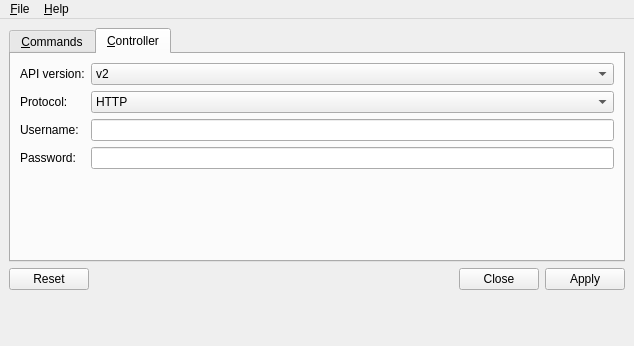
Old version of the form gns3_webclient_pack/ui/main_window.ui in the repository GNS3/gns3-webclient-pack.
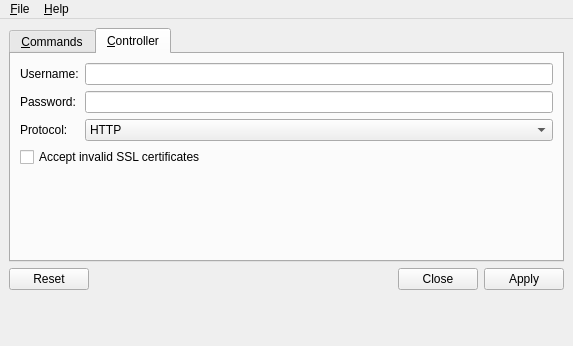
New version of the form. The open tabs and pages were chosen to show the change. Icons and pictures are not drawn.

Commit message: Option to accept invalid SSL certificates and auto detection of API version

Patch:
```diff
--- a/gns3_webclient_pack/ui/main_window.ui
+++ b/gns3_webclient_pack/ui/main_window.ui
@@ -9,7 +9,7 @@
    <rect>
     <x>0</x>
     <y>0</y>
-    <width>634</width>
+    <width>573</width>
     <height>346</height>
    </rect>
   </property>
@@ -214,73 +214,35 @@
         <string>&amp;Controller</string>
        </attribute>
        <layout class="QGridLayout" name="gridLayout">
-        <item row="0" column="0">
-         <widget class="QLabel" name="uiAPIVersionLabel">
-          <property name="text">
-           <string>API version:</string>
-          </property>
-         </widget>
-        </item>
-        <item row="4" column="0">
-         <widget class="QLabel" name="uiUserLabel">
-          <property name="text">
-           <string>Username:</string>
-          </property>
-         </widget>
-        </item>
-        <item row="4" column="1">
-         <widget class="QLineEdit" name="uiUserLineEdit"/>
-        </item>
-        <item row="5" column="0">
+        <item row="1" column="0">
          <widget class="QLabel" name="uiPasswordLabel">
           <property name="text">
            <string>Password:</string>
           </property>
          </widget>
         </item>
-        <item row="1" column="0">
+        <item row="2" column="0">
          <widget class="QLabel" name="uiProtocolLabel">
           <property name="text">
            <string>Protocol:</string>
           </property>
          </widget>
         </item>
+        <item row="0" column="0">
+         <widget class="QLabel" name="uiUserLabel">
+          <property name="text">
+           <string>Username:</string>
+          </property>
+         </widget>
+        </item>
         <item row="1" column="1">
-         <widget class="QComboBox" name="uiProtocolComboBox">
-          <item>
-           <property name="text">
-            <string>HTTP</string>
-           </property>
-          </item>
-          <item>
-           <property name="text">
-            <string>HTTPS</string>
-           </property>
-          </item>
-         </widget>
-        </item>
-        <item row="0" column="1">
-         <widget class="QComboBox" name="uiAPIVersionComboBox">
-          <item>
-           <property name="text">
-            <string>v2</string>
-           </property>
-          </item>
-          <item>
-           <property name="text">
-            <string>v3</string>
-           </property>
-          </item>
-         </widget>
-        </item>
-        <item row="5" column="1">
          <widget class="QLineEdit" name="uiPasswordLineEdit">
           <property name="echoMode">
            <enum>QLineEdit::Password</enum>
           </property>
          </widget>
         </item>
-        <item row="6" column="1">
+        <item row="4" column="1">
          <spacer name="verticalSpacer_2">
           <property name="orientation">
            <enum>Qt::Vertical</enum>
@@ -293,6 +255,30 @@
           </property>
          </spacer>
         </item>
+        <item row="2" column="1">
+         <widget class="QComboBox" name="uiProtocolComboBox">
+          <item>
+           <property name="text">
+            <string>HTTP</string>
+           </property>
+          </item>
+          <item>
+           <property name="text">
+            <string>HTTPS</string>
+           </property>
+          </item>
+         </widget>
+        </item>
+        <item row="0" column="1">
+         <widget class="QLineEdit" name="uiUserLineEdit"/>
+        </item>
+        <item row="3" column="0" colspan="2">
+         <widget class="QCheckBox" name="uiAcceptInvalidSSLCertificatesCheckBox">
+          <property name="text">
+           <string>Accept invalid SSL certificates</string>
+          </property>
+         </widget>
+        </item>
        </layout>
       </widget>
      </widget>
@@ -327,7 +313,7 @@
     <rect>
      <x>0</x>
      <y>0</y>
-     <width>634</width>
+     <width>573</width>
      <height>22</height>
     </rect>
    </property>
```
The commit also changes 6 other files.
